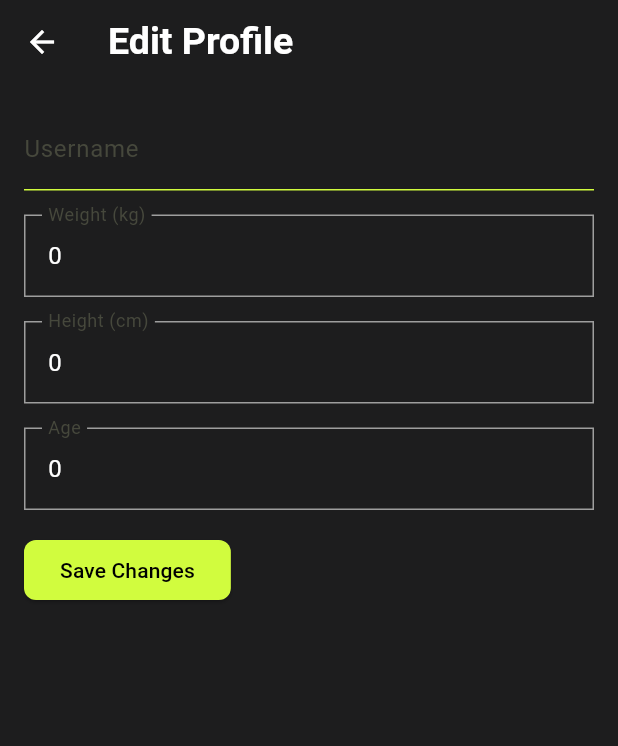
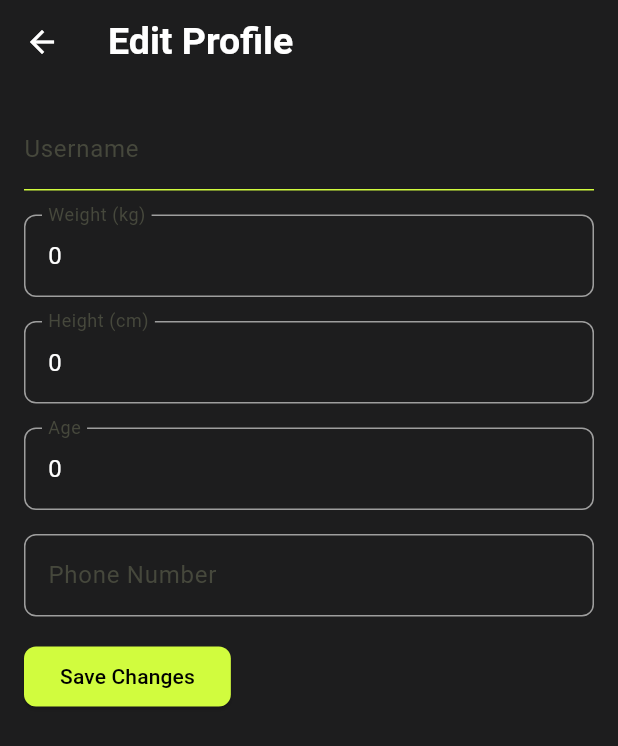
Before and after one commit to AbdElrhmanRezq/Peak, a Flutter app: the ProfileScreen screen opened by its route, after a tap on "Edit profile", on a phone screen of 412 x 824 dp. Shown: the top 746 px of the screen. Run offline on Flutter 3.47's test engine with Material 3 defaults, Android fonts, the phone set to English and light mode, and no system bars; our stand-ins replace flutter_dotenv, flutter_riverpod, smooth_page_indicator, supabase_flutter; accounts and stored records are empty; Roboto replaces fonts that are missing (Viga).

```diff
--- a/lib/core/theme/app_theme.dart
+++ b/lib/core/theme/app_theme.dart
@@ -20,6 +20,7 @@ final ThemeData appTheme = ThemeData(
     titleLarge: AppFonts.headingBlack,
     bodyMedium: AppFonts.body,
     labelSmall: AppFonts.label,
+    headlineMedium: AppFonts.headingMedium,
   ),
   inputDecorationTheme: const InputDecorationTheme(
     enabledBorder: UnderlineInputBorder(
--- a/lib/data/models/user_model.dart
+++ b/lib/data/models/user_model.dart
@@ -10,6 +10,7 @@ class UserModel {
   final int? height;
   final int? age;
   final String? profilePictureUrl;
+  final String? phoneNumber;
 
   UserModel({
     required this.id,
@@ -23,6 +24,7 @@ class UserModel {
     this.height,
     this.age,
     this.profilePictureUrl,
+    this.phoneNumber,
   });
 
   factory UserModel.fromJson(Map<String, dynamic> json) {
@@ -40,6 +42,7 @@ class UserModel {
       height: json['height'],
       age: json['age'],
       profilePictureUrl: json['profile_picture_url'],
+      phoneNumber: json['phone_number'],
     );
   }
 
@@ -53,6 +56,7 @@ class UserModel {
     int? weight,
     int? height,
     int? age,
+    String? phoneNumber,
   }) {
     return UserModel(
       id: id, // ID is required and unchanged
@@ -65,6 +69,7 @@ class UserModel {
       weight: weight ?? this.weight,
       height: height ?? this.height,
       age: age ?? this.age,
+      phoneNumber: phoneNumber ?? this.phoneNumber,
     );
   }
 
@@ -81,6 +86,7 @@ class UserModel {
       'height': height,
       'age': age,
       'profile_picture_url': profilePictureUrl,
+      'phone_number': phoneNumber,
     };
   }
 }
--- a/lib/data/providers/user_data_provider.dart
+++ b/lib/data/providers/user_data_provider.dart
@@ -45,3 +45,5 @@ final publicUserProvider = FutureProvider.family<UserModel, String>((
 
   return user;
 });
+
+final searchedUserProvider = StateProvider<UserModel?>((ref) => null);
--- a/lib/main.dart
+++ b/lib/main.dart
@@ -5,6 +5,7 @@ import 'package:repx/presentation/views/auth/on_board_screen.dart';
 import 'package:repx/presentation/views/auth/signup_screen.dart';
 import 'package:repx/presentation/views/auth/user_data_screen.dart';
 import 'package:repx/presentation/views/gateway/auth_gate.dart';
+import 'package:repx/presentation/views/home/profile/add_friend_screen.dart';
 import 'package:repx/presentation/views/home/profile/edit_profile_screen.dart';
 import 'package:repx/presentation/views/home/home_screen.dart';
 import 'package:repx/presentation/views/home/nav_menu.dart';
@@ -51,6 +52,7 @@ class Repx extends StatelessWidget {
         EditProfileScreen.id: (context) => const EditProfileScreen(),
         FriendsScreen.id: (context) => const FriendsScreen(),
         PublicProfileScreen.id: (context) => const PublicProfileScreen(),
+        AddFriendScreen.id: (context) => AddFriendScreen(),
       },
       debugShowCheckedModeBanner: false,
     );
--- a/lib/presentation/views/auth/login_screen.dart
+++ b/lib/presentation/views/auth/login_screen.dart
@@ -3,7 +3,7 @@ import 'package:flutter_riverpod/flutter_riverpod.dart';
 import 'package:repx/data/models/user_model.dart';
 import 'package:repx/data/providers/auth_providers.dart';
 import 'package:repx/presentation/widgets/custom_circular_button.dart';
-import 'package:repx/presentation/widgets/custom_text_field.dart';
+import 'package:repx/presentation/widgets/custom_text_form_field.dart';
 import 'package:repx/presentation/widgets/custom_wide_button.dart';
 import 'package:supabase_flutter/supabase_flutter.dart';
 
@@ -74,14 +74,14 @@ class _LoginScreenState extends ConsumerState<LoginScreen> {
               mainAxisAlignment: MainAxisAlignment.center,
               children: [
                 Text("Repx", style: Theme.of(context).textTheme.headlineLarge),
-                CustomTextField(
+                CustomTextFormField(
                   labelText: 'Email',
                   controller: emailController,
                   validator: (value) => value == null || value.isEmpty
                       ? 'Please enter your email'
                       : null,
                 ),
-                CustomTextField(
+                CustomTextFormField(
                   labelText: 'Password',
                   controller: passwordController,
                   validator: (value) => value == null || value.isEmpty
--- a/lib/presentation/views/auth/user_data_screen.dart
+++ b/lib/presentation/views/auth/user_data_screen.dart
@@ -2,7 +2,7 @@ import 'package:flutter/material.dart';
 import 'package:flutter_riverpod/flutter_riverpod.dart';
 import 'package:repx/data/models/user_model.dart';
 import 'package:repx/data/providers/auth_providers.dart';
-import 'package:repx/presentation/widgets/custom_text_field.dart';
+import 'package:repx/presentation/widgets/custom_text_form_field.dart';
 import 'package:repx/presentation/widgets/custom_wide_button.dart';
 import 'package:supabase_flutter/supabase_flutter.dart';
 
@@ -76,7 +76,7 @@ class _UserDataScreenState extends ConsumerState<UserDataScreen> {
                 horizontal: width * 0.02,
                 vertical: height * 0.005,
               ),
-              child: CustomTextField(
+              child: CustomTextFormField(
                 labelText: "Name",
                 controller: nameController,
                 validator: (value) {
--- a/lib/presentation/views/home/profile/edit_profile_screen.dart
+++ b/lib/presentation/views/home/profile/edit_profile_screen.dart
@@ -1,6 +1,8 @@
 import 'package:flutter/material.dart';
 import 'package:flutter_riverpod/flutter_riverpod.dart';
 import 'package:repx/data/providers/user_data_provider.dart';
+import 'package:repx/presentation/widgets/custom_app_bar.dart';
+import 'package:repx/presentation/widgets/custom_text_field.dart';
 
 GlobalKey<FormState> _key = GlobalKey<FormState>();
 
@@ -19,6 +21,7 @@ class EditProfileScreen extends ConsumerWidget {
     final heightController = TextEditingController();
     final ageController = TextEditingController();
     final genderController = TextEditingController();
+    final phoneNumberController = TextEditingController();
 
     Future<void> updateData() async {
       ref.read(isLoadingProvider.notifier).state = true;
@@ -40,6 +43,7 @@ class EditProfileScreen extends ConsumerWidget {
           gender: genderController.text.isNotEmpty
               ? genderController.text
               : null,
+          phoneNumber: phoneNumberController.text.trim(),
         );
 
         // Save updated user
@@ -64,21 +68,12 @@ class EditProfileScreen extends ConsumerWidget {
         heightController.text = userData.height?.toString() ?? '';
         ageController.text = userData.age?.toString() ?? '';
         genderController.text = userData.gender ?? '';
+        phoneNumberController.text = userData.phoneNumber ?? '';
 
         return Form(
           key: _key,
           child: Scaffold(
-            appBar: AppBar(
-              title: Text(
-                'Edit Profile',
-                style: TextStyle(color: Colors.white),
-              ),
-              backgroundColor: Colors.transparent,
-              leading: IconButton(
-                icon: Icon(Icons.arrow_back, color: Colors.white),
-                onPressed: () => Navigator.pop(context),
-              ),
-            ),
+            appBar: CustomAppBar(title: "Edit Profile"),
             body: Padding(
               padding: const EdgeInsets.all(16.0),
               child: Column(
@@ -111,6 +106,11 @@ class EditProfileScreen extends ConsumerWidget {
                   SizedBox(height: 16),
                   CustomTextField(labelText: 'Age', controller: ageController),
                   SizedBox(height: 16),
+                  CustomTextField(
+                    labelText: 'Phone Number',
+                    controller: phoneNumberController,
+                  ),
+                  SizedBox(height: 16),
                   isLoading
                       ? Center(
                           child: CircularProgressIndicator(
@@ -138,38 +138,3 @@ class EditProfileScreen extends ConsumerWidget {
     );
   }
 }
-
-class CustomTextField extends StatelessWidget {
-  final String? labelText;
-  final TextEditingController? controller;
-
-  const CustomTextField({super.key, this.labelText, this.controller});
-
-  @override
-  Widget build(BuildContext context) {
-    return TextField(
-      style: Theme.of(context).textTheme.bodyMedium,
-      decoration: InputDecoration(
-        labelText: labelText,
-        fillColor: Colors.transparent,
-        filled: true, // Needed to apply fillColor
-        border: const OutlineInputBorder(
-          borderRadius: BorderRadius.zero, // sharp edges
-        ),
-        enabledBorder: const OutlineInputBorder(
-          borderRadius: BorderRadius.zero,
-          borderSide: BorderSide(color: Colors.grey),
-        ),
-        focusedBorder: OutlineInputBorder(
-          borderRadius: BorderRadius.zero,
-          borderSide: BorderSide(
-            color: Theme.of(context).primaryColor,
-            width: 2.0,
-          ),
-        ),
-      ),
-      controller: controller,
-      keyboardType: TextInputType.number,
-    );
-  }
-}
--- a/lib/presentation/views/home/profile/profile_screen.dart
+++ b/lib/presentation/views/home/profile/profile_screen.dart
@@ -2,6 +2,7 @@ import 'package:flutter/material.dart';
 import 'package:flutter_riverpod/flutter_riverpod.dart';
 import 'package:repx/data/models/user_model.dart';
 import 'package:repx/data/providers/user_data_provider.dart';
+import 'package:repx/presentation/widgets/custom_icon_button.dart';
 import 'package:repx/presentation/widgets/custom_wide_button.dart';
 
 class ProfileScreen extends ConsumerWidget {
@@ -45,21 +46,32 @@ class ProfileScreen extends ConsumerWidget {
                 child: Column(
                   crossAxisAlignment: CrossAxisAlignment.start,
                   children: [
-                    Text(
-                      userData.username ?? 'N/A',
-                      style: Theme.of(context).textTheme.headlineLarge,
-                    ),
                     Row(
-                      mainAxisAlignment: MainAxisAlignment.start,
+                      mainAxisAlignment: MainAxisAlignment.spaceBetween,
                       children: [
-                        Text(
-                          userData.email ?? 'N/A',
-                          style: Theme.of(context).textTheme.bodyMedium,
+                        Column(
+                          crossAxisAlignment: CrossAxisAlignment.start,
+                          children: [
+                            Text(
+                              userData.username ?? 'N/A',
+                              style: Theme.of(context).textTheme.headlineLarge,
+                            ),
+                            Text(
+                              'Joined at: ${userData.createdAt?.year ?? 'N/A'}/${userData.createdAt?.month ?? 'N/A'}/${userData.createdAt?.day ?? 'N/A'}',
+                              style: Theme.of(context).textTheme.bodyMedium,
+                            ),
+                          ],
                         ),
-                        Text(" - "),
-                        Text(
-                          'Joined at: ${userData.createdAt?.year ?? 'N/A'}/${userData.createdAt?.month ?? 'N/A'}/${userData.createdAt?.day ?? 'N/A'}',
-                          style: Theme.of(context).textTheme.bodyMedium,
+                        ElevatedButton(
+                          onPressed: () {
+                            Navigator.of(
+                              context,
+                            ).pushNamed('add_friends_screen');
+                          },
+                          style: ElevatedButton.styleFrom(
+                            backgroundColor: Theme.of(context).primaryColor,
+                          ),
+                          child: Text("Add Friends"),
                         ),
                       ],
                     ),
@@ -73,7 +85,10 @@ class ProfileScreen extends ConsumerWidget {
                         ),
                         child: GestureDetector(
                           onTap: () {
-                            Navigator.of(context).pushNamed("friends_screen");
+                            Navigator.of(context).pushNamed(
+                              "friends_screen",
+                              arguments: {'userId': userData.id},
+                            );
                           },
                           child: Row(
                             mainAxisAlignment: MainAxisAlignment.spaceEvenly,
--- /dev/null
+++ b/lib/presentation/widgets/custom_app_bar.dart
@@ -0,0 +1,21 @@
+import 'package:flutter/material.dart';
+
+class CustomAppBar extends StatelessWidget implements PreferredSizeWidget {
+  final String title;
+  const CustomAppBar({required this.title, super.key});
+
+  @override
+  Widget build(BuildContext context) {
+    return AppBar(
+      title: Text(title, style: TextStyle(color: Colors.white)),
+      backgroundColor: Colors.transparent,
+      leading: IconButton(
+        icon: Icon(Icons.arrow_back, color: Colors.white),
+        onPressed: () => Navigator.pop(context),
+      ),
+    );
+  }
+
+  @override
+  Size get preferredSize => const Size.fromHeight(kToolbarHeight);
+}
--- a/lib/presentation/widgets/custom_text_field.dart
+++ b/lib/presentation/widgets/custom_text_field.dart
@@ -1,37 +1,36 @@
 import 'package:flutter/material.dart';
 
-class CustomTextField extends StatefulWidget {
+class CustomTextField extends StatelessWidget {
   final String? labelText;
   final TextEditingController? controller;
-  final String? Function(String?)? validator;
-  const CustomTextField({
-    required this.labelText,
-    required this.controller,
-    required this.validator,
-    super.key,
-  });
+
+  const CustomTextField({super.key, this.labelText, this.controller});
 
   @override
-  State<CustomTextField> createState() => _CustomTextFieldState();
-}
-
-class _CustomTextFieldState extends State<CustomTextField> {
-  @override
   Widget build(BuildContext context) {
-    return Padding(
-      padding: const EdgeInsets.symmetric(vertical: 8.0, horizontal: 16.0),
-      child: TextFormField(
-        cursorColor: Theme.of(context).primaryColor,
-        style: Theme.of(context).textTheme.bodyMedium,
-        controller: widget.controller,
-        decoration: InputDecoration(
-          focusColor: Theme.of(context).primaryColor,
-          labelText: widget.labelText,
-          labelStyle: Theme.of(context).textTheme.labelSmall,
-          fillColor: Colors.white,
+    return TextField(
+      style: Theme.of(context).textTheme.bodyMedium,
+      decoration: InputDecoration(
+        labelText: labelText,
+        fillColor: Colors.transparent,
+        filled: true, // Needed to apply fillColor
+        border: OutlineInputBorder(
+          borderRadius: BorderRadius.circular(8), // sharp edges
         ),
-        validator: widget.validator,
+        enabledBorder: OutlineInputBorder(
+          borderRadius: BorderRadius.circular(8),
+          borderSide: BorderSide(color: Colors.grey),
+        ),
+        focusedBorder: OutlineInputBorder(
+          borderRadius: BorderRadius.circular(8),
+          borderSide: BorderSide(
+            color: Theme.of(context).primaryColor,
+            width: 2.0,
+          ),
+        ),
       ),
+      controller: controller,
+      keyboardType: TextInputType.number,
     );
   }
 }
```
Also changed, not shown: lib/core/theme/app_fonts.dart (+7 -0 lines), lib/data/repository/user_repository.dart (+80 -0 lines), lib/presentation/views/auth/signup_screen.dart (+4 -4 lines), lib/presentation/views/home/profile/add_friend_screen.dart (added, +176 -0 lines), lib/presentation/views/home/profile/friends_screen.dart (+47 -31 lines), lib/presentation/views/home/profile/public_profile_screen.dart (+72 -7 lines), lib/presentation/widgets/custom_icon_button.dart (added, +22 -0 lines), lib/presentation/widgets/custom_icon_text_button.dart (added, +39 -0 lines), lib/presentation/widgets/custom_text_form_field.dart (added, +37 -0 lines).
